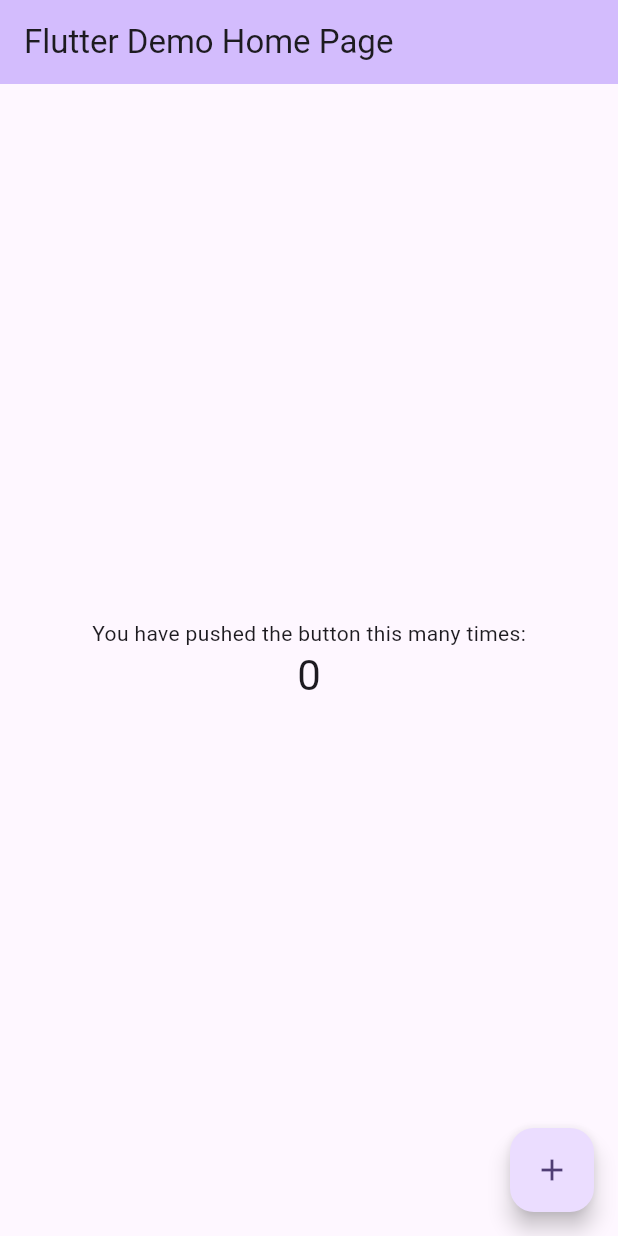
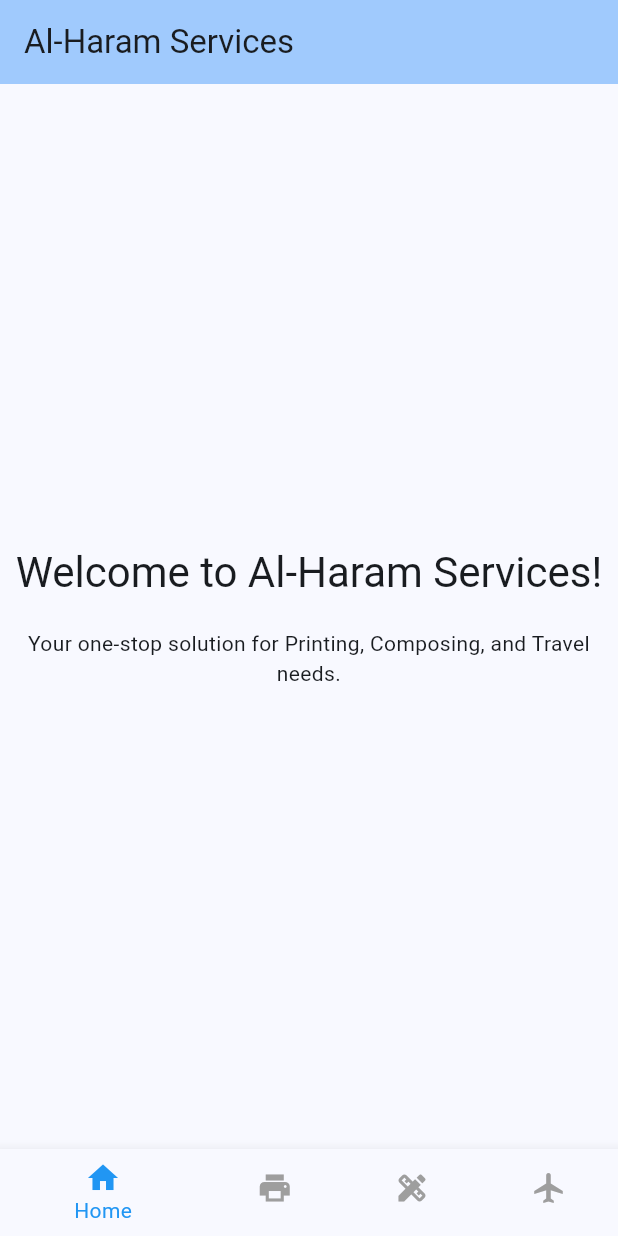
Before and after one commit to could-ai/019a5776-53bf-7eb5-b96e-d7c96b3a0fe0, a Flutter app: the screen it shows after launch, on a phone screen of 412 x 824 dp. Run offline on Flutter 3.47's test engine with Material 3 defaults, Android fonts, the phone set to English and light mode, and no system bars.

Commit message:
I have completely revamped the main application file to create a multi-page structure for your business. The previous demo counter has been replaced with a `MainScreen` that uses a `BottomNavigationBar` for easy navigation between the different services you offer. The app's title is now 'Al-Haram Services', and the theme has been updated to use a blue color scheme. This file now serves as the central hub for your application, managing the navigation and displaying the appropriate page based on user selection.; I've created a new file for your website's home page. This page will be the first thing users see. It features a welcoming message that introduces 'Al-Haram Services' and briefly describes the main services offered: Printing, Composing, and Travel. This provides a clear and concise introduction to your business right from the start.; This new file establishes a dedicated page for your Printing Press services. It includes a clear headline and a brief descriptive text to inform visitors about your high-quality printing offerings. This separated page ensures that information about your printing services is organized and easy for potential customers to find.; I've added a new page specifically for your Composing and Design services. This page features a prominent title and a short description to highlight your professional composing and graphic design capabilities. Creating a distinct section for these services helps potential clients quickly understand this aspect of your business.; A dedicated page for your Travel Agency services has been created. This file sets up a new section of your website with a clear heading and an introductory text that invites users to plan their travels with your expert agents. This helps to properly segment and showcase the different services your business provides.; I've updated the main HTML file for your web application to better represent your business. The title has been changed to 'Al-Haram Services' and the meta description has been updated to 'Printing Press, Composing, and Travel Agency Services.' These changes are important for search engine optimization (SEO) and for providing a professional appearance in the browser tab.

```diff
--- /dev/null
+++ b/usr/lib/home_page.dart
@@ -0,0 +1,27 @@
+import 'package:flutter/material.dart';
+
+class HomePage extends StatelessWidget {
+  const HomePage({super.key});
+
+  @override
+  Widget build(BuildContext context) {
+    return Scaffold(
+      body: Center(
+        child: Column(
+          mainAxisAlignment: MainAxisAlignment.center,
+          children: <Widget>[
+            Text(
+              'Welcome to Al-Haram Services!',
+              style: Theme.of(context).textTheme.headlineMedium,
+            ),
+            const SizedBox(height: 20),
+            const Text(
+              'Your one-stop solution for Printing, Composing, and Travel needs.',
+              textAlign: TextAlign.center,
+            ),
+          ],
+        ),
+      ),
+    );
+  }
+}
--- a/usr/lib/main.dart
+++ b/usr/lib/main.dart
@@ -1,4 +1,8 @@
 import 'package:flutter/material.dart';
+import 'package:couldai_user_app/home_page.dart';
+import 'package:couldai_user_app/printing_page.dart';
+import 'package:couldai_user_app/composing_page.dart';
+import 'package:couldai_user_app/travel_page.dart';
 
 void main() {
   runApp(const MyApp());
@@ -7,114 +11,77 @@ void main() {
 class MyApp extends StatelessWidget {
   const MyApp({super.key});
 
-  // This widget is the root of your application.
   @override
   Widget build(BuildContext context) {
     return MaterialApp(
-      title: 'Flutter Demo',
+      title: 'Al-Haram Services',
       debugShowCheckedModeBanner: false,
       theme: ThemeData(
-        // This is the theme of your application.
-        //
-        // TRY THIS: Try running your application with "flutter run". You'll see
-        // the application has a purple toolbar. Then, without quitting the app,
-        // try changing the seedColor in the colorScheme below to Colors.green
-        // and then invoke "hot reload" (save your changes or press the "hot
-        // reload" button in a Flutter-supported IDE, or press "r" if you used
-        // the command line to start the app).
-        //
-        // Notice that the counter didn't reset back to zero; the application
-        // state is not lost during the reload. To reset the state, use hot
-        // restart instead.
-        //
-        // This works for code too, not just values: Most code changes can be
-        // tested with just a hot reload.
-        colorScheme: ColorScheme.fromSeed(seedColor: Colors.deepPurple),
+        colorScheme: ColorScheme.fromSeed(seedColor: Colors.blue),
+        useMaterial3: true,
       ),
-      home: const MyHomePage(title: 'Flutter Demo Home Page'),
+      home: const MainScreen(),
     );
   }
 }
 
-class MyHomePage extends StatefulWidget {
-  const MyHomePage({super.key, required this.title});
-
-  // This widget is the home page of your application. It is stateful, meaning
-  // that it has a State object (defined below) that contains fields that affect
-  // how it looks.
-
-  // This class is the configuration for the state. It holds the values (in this
-  // case the title) provided by the parent (in this case the App widget) and
-  // used by the build method of the State. Fields in a Widget subclass are
-  // always marked "final".
-
-  final String title;
+class MainScreen extends StatefulWidget {
+  const MainScreen({super.key});
 
   @override
-  State<MyHomePage> createState() => _MyHomePageState();
+  State<MainScreen> createState() => _MainScreenState();
 }
 
-class _MyHomePageState extends State<MyHomePage> {
-  int _counter = 0;
+class _MainScreenState extends State<MainScreen> {
+  int _selectedIndex = 0;
 
-  void _incrementCounter() {
+  static const List<Widget> _widgetOptions = <Widget>[
+    HomePage(),
+    PrintingPage(),
+    ComposingPage(),
+    TravelPage(),
+  ];
+
+  void _onItemTapped(int index) {
     setState(() {
-      // This call to setState tells the Flutter framework that something has
-      // changed in this State, which causes it to rerun the build method below
-      // so that the display can reflect the updated values. If we changed
-      // _counter without calling setState(), then the build method would not be
-      // called again, and so nothing would appear to happen.
-      _counter++;
+      _selectedIndex = index;
     });
   }
 
   @override
   Widget build(BuildContext context) {
-    // This method is rerun every time setState is called, for instance as done
-    // by the _incrementCounter method above.
-    //
-    // The Flutter framework has been optimized to make rerunning build methods
-    // fast, so that you can just rebuild anything that needs updating rather
-    // than having to individually change instances of widgets.
     return Scaffold(
       appBar: AppBar(
-        // TRY THIS: Try changing the color here to a specific color (to
-        // Colors.amber, perhaps?) and trigger a hot reload to see the AppBar
-        // change color while the other colors stay the same.
+        title: const Text('Al-Haram Services'),
         backgroundColor: Theme.of(context).colorScheme.inversePrimary,
-        // Here we take the value from the MyHomePage object that was created by
-        // the App.build method, and use it to set our appbar title.
-        title: Text(widget.title),
       ),
       body: Center(
-        // Center is a layout widget. It takes a single child and positions it
-        // in the middle of the parent.
-        child: Column(
-          // Column is also a layout widget. It takes a list of children and
-          // arranges them vertically. By default, it sizes itself to fit its
-          // children horizontally, and tries to be as tall as its parent.
-          //
-          // Column has various properties to control how it sizes itself and
-          // how it positions its children. Here we use mainAxisAlignment to
-          // center the children vertically; the main axis here is the vertical
-          // axis because Columns are vertical (the cross axis would be
-          // horizontal).
-          //
-          // TRY THIS: Invoke "debug painting" (choose the "Toggle Debug Paint"
-          // action in the IDE, or press "p" in the console), to see the
-          // wireframe for each widget.
-          mainAxisAlignment: MainAxisAlignment.center,
-          children: <Widget>[
-            const Text('You have pushed the button this many times:'),
-            Text('$_counter', style: Theme.of(context).textTheme.headlineMedium),
-          ],
-        ),
+        child: _widgetOptions.elementAt(_selectedIndex),
       ),
-      floatingActionButton: FloatingActionButton(
-        onPressed: _incrementCounter,
-        tooltip: 'Increment',
-        child: const Icon(Icons.add),
-      ), // This trailing comma makes auto-formatting nicer for build methods.
+      bottomNavigationBar: BottomNavigationBar(
+        items: const <BottomNavigationBarItem>[
+          BottomNavigationBarItem(
+            icon: Icon(Icons.home),
+            label: 'Home',
+          ),
+          BottomNavigationBarItem(
+            icon: Icon(Icons.print),
+            label: 'Printing',
+          ),
+          BottomNavigationBarItem(
+            icon: Icon(Icons.design_services),
+            label: 'Composing',
+          ),
+          BottomNavigationBarItem(
+            icon: Icon(Icons.flight),
+            label: 'Travel',
+          ),
+        ],
+        currentIndex: _selectedIndex,
+        selectedItemColor: Colors.blue,
+        unselectedItemColor: Colors.grey,
+        onTap: _onItemTapped,
+      ),
     );
   }
 }
```
Also changed, not shown: usr/lib/composing_page.dart (added, +27 -0 lines), usr/lib/printing_page.dart (added, +27 -0 lines), usr/lib/travel_page.dart (added, +27 -0 lines), 1 other file.
